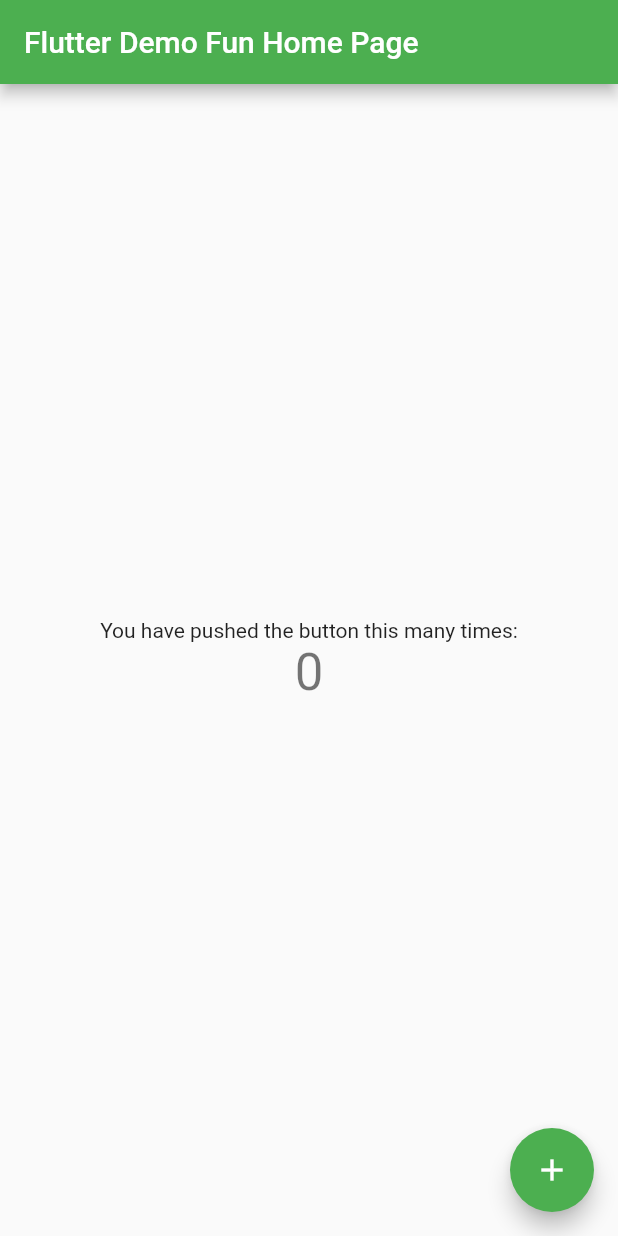
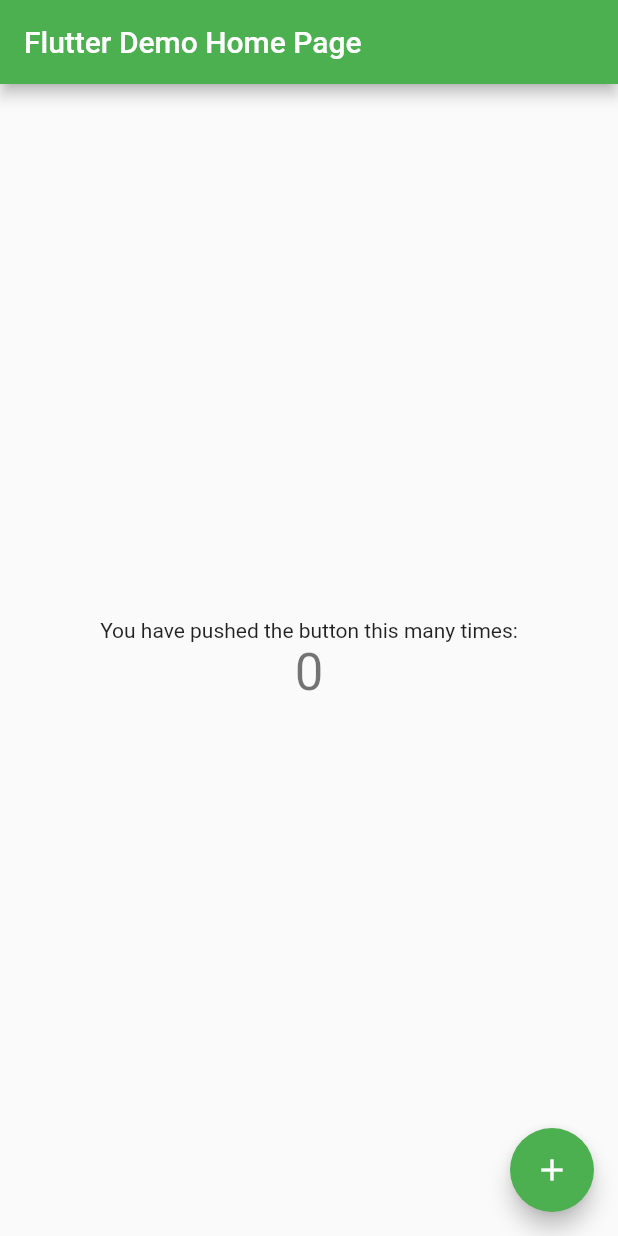
Before and after one commit to krishnaksrpal/flutter-demo, a Flutter app: the screen it shows after launch, on a phone screen of 412 x 824 dp. Run offline on Flutter 3.47's test engine with Material 2 defaults, Android fonts, the phone set to English and light mode, and no system bars.

Commit message:
checking changes

```diff
--- a/lib/main.dart
+++ b/lib/main.dart
@@ -20,7 +20,7 @@ class MyApp extends StatelessWidget {
         // is not restarted.
         primarySwatch: Colors.green,
       ),
-      home: MyHomePage(title: 'Flutter Demo Fun Home Page'),
+      home: MyHomePage(title: 'Flutter Demo Home Page'),
     );
   }
 }
```
